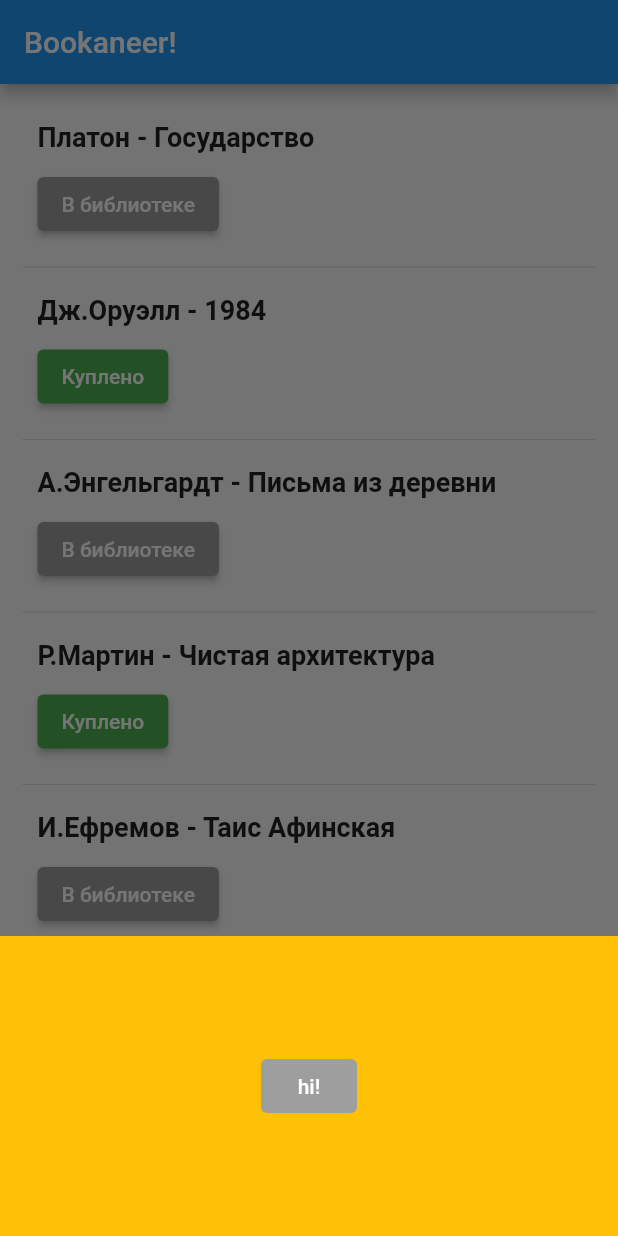
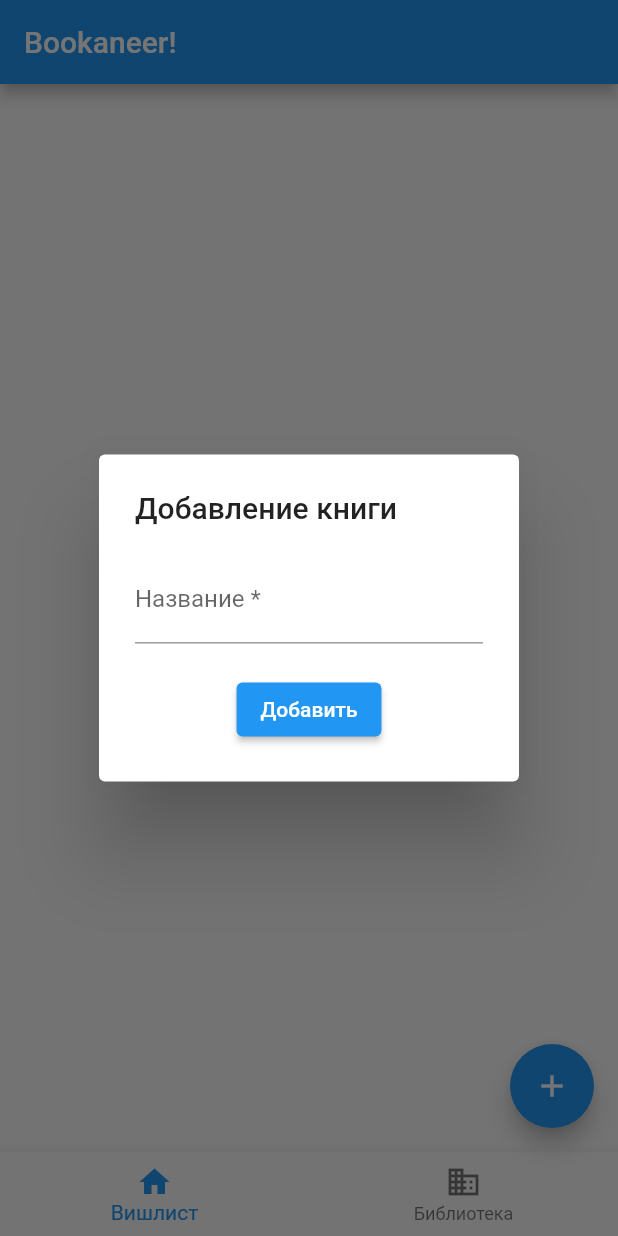
Before and after one commit to moustru/bookaneer, a Flutter app: the screen it shows after launch, after a tap on the "add" icon, on a phone screen of 412 x 824 dp. Run offline on Flutter 3.47's test engine with Material 2 defaults, Android fonts, the phone set to English and light mode, and no system bars; our stand-ins replace hive, hive_flutter; accounts and stored records are empty.

Commit message:
Подключил Hive

```diff
--- a/lib/app.dart
+++ b/lib/app.dart
@@ -6,9 +6,12 @@ import 'package:flutter/material.dart';
 class App extends StatelessWidget {
   App({Key? key}) : super(key: key);
 
+  final _key = GlobalKey<ScaffoldMessengerState>();
+
   @override
   Widget build(BuildContext context) {
     return MaterialApp(
+      scaffoldMessengerKey: _key,
       title: 'Bookaneer',
       home: Scaffold(
         appBar: AppBar(title: const Text('Bookaneer!'),),
@@ -16,10 +19,21 @@ class App extends StatelessWidget {
         bottomNavigationBar: const BottomBar(),
         floatingActionButton: FloatingActionButton(
           onPressed: () {
-            showModalBottomSheet<void>(
-              context: context,
-              builder: (BuildContext context) => const BookForm()
-            );
+            void callback() {
+              _key.currentState?.showSnackBar(
+                const SnackBar(
+                  content: Text('Книга добавлена в вишлист!'),
+                  duration: Duration(milliseconds: 3000),
+                )
+              );
+            }
+
+            showDialog(context: context, builder: (BuildContext context) {
+              return AlertDialog(
+                title: const Text('Добавление книги'),
+                content: BookForm(callback: callback),
+              );
+            });
           },
           child: const Icon(Icons.add),
         ),
--- a/lib/main.dart
+++ b/lib/main.dart
@@ -1,6 +1,11 @@
+import 'package:bookaneer/types/Book.dart';
 import 'package:flutter/material.dart';
+import 'package:hive_flutter/hive_flutter.dart';
 import 'app.dart';
 
-void main() {
+void main() async {
+  await Hive.initFlutter();
+  Hive.registerAdapter(BookAdapter());
+  await Hive.openBox('books');
   runApp(MaterialApp(home: App()));
 }
--- a/lib/types/Book.dart
+++ b/lib/types/Book.dart
@@ -1,8 +1,16 @@
+import 'package:hive/hive.dart';
 import '../utils/generate_id.dart';
+part 'book.g.dart';
 
-class Book {
+@HiveType(typeId: 0)
+class Book extends HiveObject {
+  @HiveField(0)
   final String id = generateId();
+
+  @HiveField(1)
   final String title;
+
+  @HiveField(2)
   bool isBought;
 
   Book({ required this.title, required this.isBought });
--- a/lib/widgets/book_form/book_form.dart
+++ b/lib/widgets/book_form/book_form.dart
@@ -1,30 +1,68 @@
+import 'package:bookaneer/types/Book.dart';
 import 'package:flutter/material.dart';
+import 'package:hive_flutter/adapters.dart';
 
-class BookForm extends StatelessWidget {
-  const BookForm({Key? key}) : super(key: key);
+class BookForm extends StatefulWidget {
+  final Function() callback;
+  BookForm({Key? key, required this.callback}) : super(key: key);
+
+  @override
+  State<BookForm> createState() => _BookFormState();
+}
+
+class _BookFormState extends State<BookForm> {
+  final _formKey = GlobalKey<FormState>();
+  final TextEditingController _controller = TextEditingController();
+
+  final _key = GlobalKey<ScaffoldMessengerState>();
+
+  @override
+  void initState() {
+    final String text = _controller.text;
+
+    super.initState();
+    _controller.value = _controller.value.copyWith(text: text);
+  }
+
+  @override
+  void dispose() {
+    _controller.dispose();
+    super.dispose();
+  }
+
+  Future addBook(Book book) async {
+    await Hive.box('books').add(book);
+  }
 
   @override
   Widget build(BuildContext context) {
-    return Container(
-      width: double.infinity,
-      height: 200,
-      color: Colors.amber,
-      child: Center(
-        child: TextButton(
-          style: ButtonStyle(
-            backgroundColor: MaterialStateProperty.all(Colors.grey),
-          ),
-          child: const Text(
-            'hi!',
-            style: TextStyle(
-              color: Colors.white
+    return Form(
+        key: _formKey,
+        child: Column(
+          mainAxisSize: MainAxisSize.min,
+          children: [
+            TextFormField(
+              controller: _controller,
+              decoration: const InputDecoration(
+                labelText: 'Название *'
+              ),
+              validator: (value) {
+                if (value == null || value.isEmpty) return 'Не введено название книги';
+              },
+            ),
+            const Padding(padding: EdgeInsets.only(top: 20)),
+            ElevatedButton(
+              onPressed: () async {
+                if (_formKey.currentState!.validate()) {
+                  await addBook(Book(title: _controller.text, isBought: false));
+                  Navigator.of(context).pop();
+                  widget.callback();
+                }
+              },
+              child: const Text('Добавить')
             )
-          ),
-          onPressed: () {
-            Navigator.pop(context);
-          },
-        ),
-      ),
+          ],
+        )
     );
   }
 }
--- a/lib/widgets/books_list/books_list.dart
+++ b/lib/widgets/books_list/books_list.dart
@@ -1,5 +1,6 @@
 import 'package:bookaneer/widgets/book_item.dart';
 import 'package:flutter/material.dart';
+import 'package:hive_flutter/adapters.dart';
 import '../../types/Book.dart';
 
 class BooksList extends StatefulWidget {
@@ -11,32 +12,30 @@ class BooksList extends StatefulWidget {
 }
 
 class BooksListState extends State<BooksList> {
-  final List<Book> books = [
-    Book(title: 'Платон - Государство', isBought: true),
-    Book(title: 'Дж.Оруэлл - 1984', isBought: false),
-    Book(title: 'А.Энгельгардт - Письма из деревни', isBought: true),
-    Book(title: 'Р.Мартин - Чистая архитектура', isBought: false),
-    Book(title: 'И.Ефремов - Таис Афинская', isBought: true)
-  ];
+  void buyBook(String id) {
+    // Book relatedBook = books.firstWhere((book) => book.id == id);
 
-  void buyBook(String id) {
-    Book relatedBook = books.firstWhere((book) => book.id == id);
-
-    setState(() {
-      relatedBook.isBought = true;
-    });
+    // setState(() {
+    //   relatedBook.isBought = true;
+    // });
   }
 
   @override
   Widget build(BuildContext context) {
     return Container(
       padding: const EdgeInsets.all(15),
-      child: ListView.separated(
-        itemCount: books.length,
-        itemBuilder: (BuildContext context, int index) {
-          return BookItem(data: books[index], callback: buyBook,);
+      child: ValueListenableBuilder(
+        valueListenable: Hive.box('books').listenable(),
+        builder: (BuildContext context, Box box, widget) {
+          return ListView.separated(
+            itemCount: box.length,
+            itemBuilder: (BuildContext context, int index) {
+              Book book = box.getAt(index);
+              return BookItem(data: book, callback: buyBook,);
+            },
+            separatorBuilder: (BuildContext context, int index) => const Divider()
+          );
         },
-        separatorBuilder: (BuildContext context, int index) => const Divider()
       ),
     );
   }
--- a/lib/widgets/books_list/books_list_model.dart
+++ /dev/null
@@ -1,5 +0,0 @@
-class BooksListModel {
-  addBook() {
-
-  }
-}
--- a/pubspec.yaml
+++ b/pubspec.yaml
@@ -47,6 +47,8 @@ dev_dependencies:
   # package. See that file for information about deactivating specific lint
   # rules and activating additional ones.
   flutter_lints: ^2.0.0
+  build_runner: ^2.2.0
+  hive_generator: ^1.1.3
 
 # For information on the generic Dart part of this file, see the
 # following page: https://dart.dev/tools/pub/pubspec
```
Also changed, not shown: lib/store/store.dart (+2 -7 lines), lib/types/book.g.dart (added), pubspec.lock.
